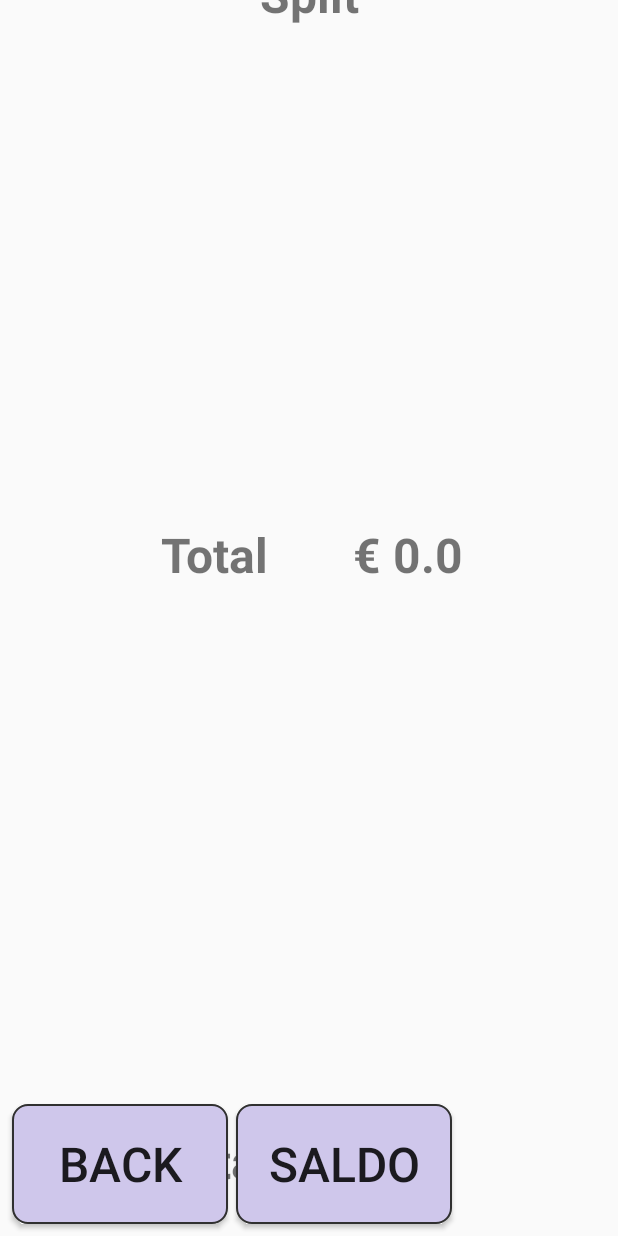
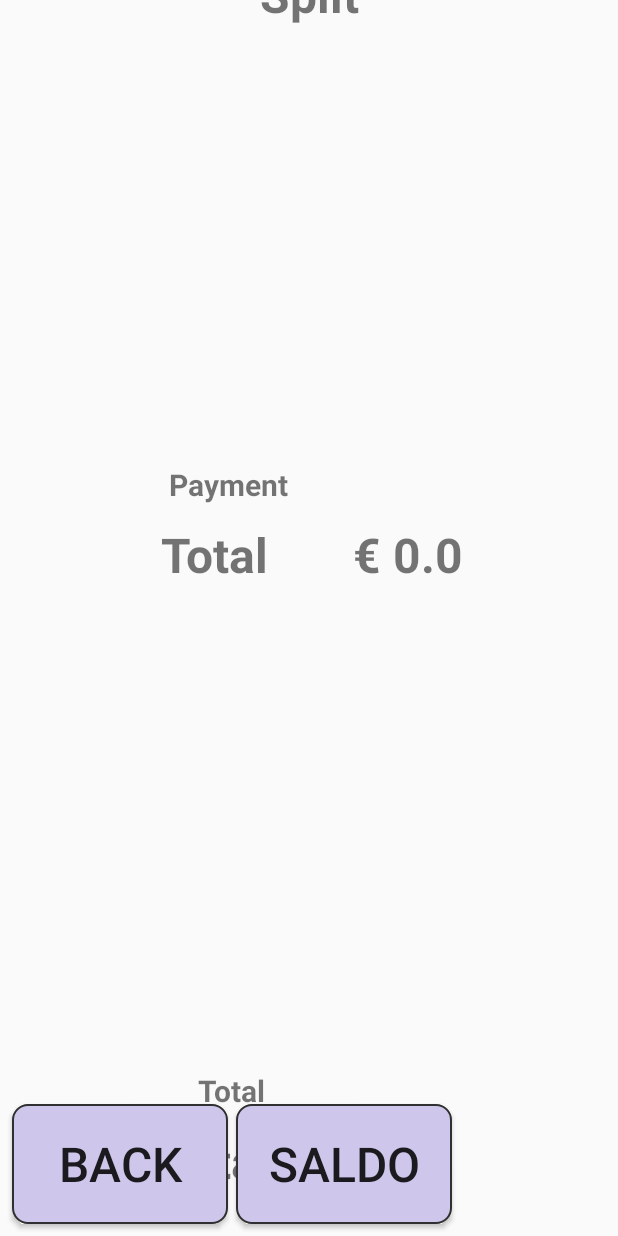
Before and after one commit to foodciti/kana, an Android app: the SplitActivity screen opened directly, with no data from a screen before it, on a phone screen of 412 x 824 dp. Run offline under Robolectric (Android 15) with nearby library versions, the phone set to English and light mode, and no system bars.

Commit message:
Split work update

```diff
--- a/app/src/main/java/com/example/mande/newkhanapos/MainActivity.java
+++ b/app/src/main/java/com/example/mande/newkhanapos/MainActivity.java
@@ -393,7 +393,7 @@ public class MainActivity extends AppCompatActivity {
         return null;
     }
 
-    private String convertInputStreamToString(InputStream inputStream) {
+    public String convertInputStreamToString(InputStream inputStream) {
         BufferedReader bufferedReader = new BufferedReader( new InputStreamReader(inputStream));
         StringBuilder sb = new StringBuilder();
         String line;
--- a/app/src/main/res/layout/splitpreview.xml
+++ b/app/src/main/res/layout/splitpreview.xml
@@ -20,6 +20,25 @@
         app:layout_constraintStart_toStartOf="parent" />
 
     <TextView
+        android:id="@+id/payment"
+        android:layout_width="100dp"
+        android:layout_height="50dp"
+        android:layout_marginStart="8dp"
+        android:layout_marginTop="8dp"
+        android:layout_marginEnd="8dp"
+        android:text="Payment"
+        android:gravity="center"
+        android:textAlignment="center"
+        android:textSize="20sp"
+        android:textStyle="bold"
+        app:layout_constraintBottom_toBottomOf="parent"
+        app:layout_constraintEnd_toStartOf="@+id/euroid1"
+        app:layout_constraintHorizontal_bias="0.98"
+        app:layout_constraintStart_toStartOf="parent"
+        app:layout_constraintBottom_toTopOf="@id/total1"
+        app:layout_constraintVertical_bias="0.0" />
+
+    <TextView
         android:id="@+id/total1"
         android:layout_width="120dp"
         android:layout_height="64dp"
@@ -37,6 +56,25 @@
         app:layout_constraintStart_toStartOf="parent"
         app:layout_constraintTop_toBottomOf="@+id/listid2"
         app:layout_constraintVertical_bias="0.0" />
+
+    <TextView
+        android:id="@+id/payment2"
+        android:layout_width="100dp"
+        android:layout_height="50dp"
+        android:layout_marginStart="8dp"
+        android:layout_marginTop="8dp"
+        android:layout_marginEnd="8dp"
+        android:text="Total"
+        android:textAlignment="center"
+        android:textSize="20sp"
+        android:gravity="center_vertical"
+        android:textStyle="bold"
+        app:layout_constraintBottom_toBottomOf="parent"
+        app:layout_constraintEnd_toStartOf="@+id/euroid1"
+        app:layout_constraintHorizontal_bias="1.0"
+        app:layout_constraintStart_toStartOf="parent"
+        app:layout_constraintBottom_toTopOf="@id/total2"
+        app:layout_constraintVertical_bias="1.0" />
 
     <TextView
         android:id="@+id/total2"
```
Also changed, not shown: app/src/main/java/com/example/mande/newkhanapos/SplitActivity.java (+82 -19 lines).
